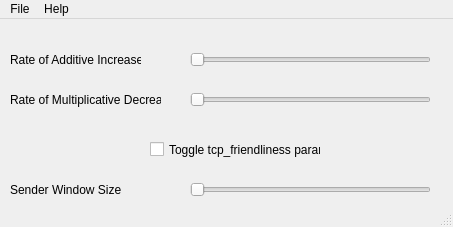
Old version of the form gui/SlidersOfEvil/mainwindow.ui in the repository Gasparila/TCPTuner.
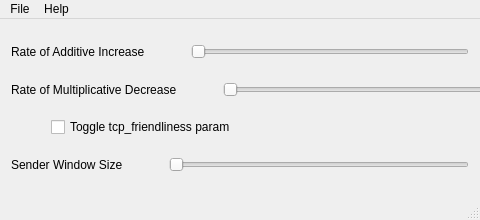
New version of the form.

Commit message: Updated the layouts so it handles resizing.

Diff of the .ui file:
```diff
--- a/gui/SlidersOfEvil/mainwindow.ui
+++ b/gui/SlidersOfEvil/mainwindow.ui
@@ -6,8 +6,8 @@
    <rect>
     <x>0</x>
     <y>0</y>
-    <width>453</width>
-    <height>227</height>
+    <width>480</width>
+    <height>220</height>
    </rect>
   </property>
   <property name="sizePolicy">
@@ -16,108 +16,260 @@
     <verstretch>0</verstretch>
    </sizepolicy>
   </property>
+  <property name="minimumSize">
+   <size>
+    <width>480</width>
+    <height>220</height>
+   </size>
+  </property>
   <property name="windowTitle">
    <string>TCPvil Sliders of Evil</string>
   </property>
   <widget class="QWidget" name="centralWidget">
-   <widget class="QCheckBox" name="checkBox">
-    <property name="geometry">
-     <rect>
-      <x>150</x>
-      <y>120</y>
-      <width>171</width>
-      <height>21</height>
-     </rect>
-    </property>
-    <property name="text">
-     <string>Toggle tcp_friendliness param</string>
-    </property>
-   </widget>
-   <widget class="QSlider" name="horizontalSlider">
-    <property name="geometry">
-     <rect>
-      <x>190</x>
-      <y>160</y>
-      <width>241</width>
-      <height>21</height>
-     </rect>
-    </property>
-    <property name="orientation">
-     <enum>Qt::Horizontal</enum>
-    </property>
-   </widget>
-   <widget class="QSlider" name="horizontalSlider_2">
-    <property name="geometry">
-     <rect>
-      <x>190</x>
-      <y>70</y>
-      <width>241</width>
-      <height>21</height>
-     </rect>
-    </property>
-    <property name="orientation">
-     <enum>Qt::Horizontal</enum>
-    </property>
-   </widget>
-   <widget class="QSlider" name="horizontalSlider_3">
-    <property name="geometry">
-     <rect>
-      <x>190</x>
-      <y>30</y>
-      <width>241</width>
-      <height>21</height>
-     </rect>
-    </property>
-    <property name="orientation">
-     <enum>Qt::Horizontal</enum>
-    </property>
-   </widget>
-   <widget class="QLabel" name="label">
-    <property name="geometry">
-     <rect>
-      <x>10</x>
-      <y>30</y>
-      <width>131</width>
-      <height>21</height>
-     </rect>
-    </property>
-    <property name="text">
-     <string>Rate of Additive Increase</string>
-    </property>
-   </widget>
-   <widget class="QLabel" name="label_2">
-    <property name="geometry">
-     <rect>
-      <x>10</x>
-      <y>70</y>
-      <width>151</width>
-      <height>21</height>
-     </rect>
-    </property>
-    <property name="text">
-     <string>Rate of Multiplicative Decrease</string>
-    </property>
-   </widget>
-   <widget class="QLabel" name="label_3">
-    <property name="geometry">
-     <rect>
-      <x>10</x>
-      <y>160</y>
-      <width>131</width>
-      <height>21</height>
-     </rect>
-    </property>
-    <property name="text">
-     <string>Sender Window Size</string>
-    </property>
-   </widget>
+   <layout class="QGridLayout" name="gridLayout_2">
+    <item row="0" column="0">
+     <layout class="QVBoxLayout" name="verticalLayout_3">
+      <property name="sizeConstraint">
+       <enum>QLayout::SetDefaultConstraint</enum>
+      </property>
+      <item>
+       <spacer name="verticalSpacer">
+        <property name="orientation">
+         <enum>Qt::Vertical</enum>
+        </property>
+        <property name="sizeHint" stdset="0">
+         <size>
+          <width>20</width>
+          <height>40</height>
+         </size>
+        </property>
+       </spacer>
+      </item>
+      <item>
+       <layout class="QHBoxLayout" name="horizontalLayout_4">
+        <item>
+         <widget class="QLabel" name="label">
+          <property name="text">
+           <string>Rate of Additive Increase</string>
+          </property>
+         </widget>
+        </item>
+        <item>
+         <spacer name="horizontalSpacer">
+          <property name="orientation">
+           <enum>Qt::Horizontal</enum>
+          </property>
+          <property name="sizeType">
+           <enum>QSizePolicy::Minimum</enum>
+          </property>
+          <property name="sizeHint" stdset="0">
+           <size>
+            <width>40</width>
+            <height>20</height>
+           </size>
+          </property>
+         </spacer>
+        </item>
+        <item>
+         <widget class="QSlider" name="horizontalSlider_3">
+          <property name="minimumSize">
+           <size>
+            <width>260</width>
+            <height>0</height>
+           </size>
+          </property>
+          <property name="orientation">
+           <enum>Qt::Horizontal</enum>
+          </property>
+         </widget>
+        </item>
+       </layout>
+      </item>
+      <item>
+       <spacer name="verticalSpacer_2">
+        <property name="orientation">
+         <enum>Qt::Vertical</enum>
+        </property>
+        <property name="sizeHint" stdset="0">
+         <size>
+          <width>20</width>
+          <height>40</height>
+         </size>
+        </property>
+       </spacer>
+      </item>
+      <item>
+       <layout class="QHBoxLayout" name="horizontalLayout_5">
+        <item>
+         <widget class="QLabel" name="label_2">
+          <property name="text">
+           <string>Rate of Multiplicative Decrease</string>
+          </property>
+         </widget>
+        </item>
+        <item>
+         <spacer name="horizontalSpacer_2">
+          <property name="orientation">
+           <enum>Qt::Horizontal</enum>
+          </property>
+          <property name="sizeType">
+           <enum>QSizePolicy::Minimum</enum>
+          </property>
+          <property name="sizeHint" stdset="0">
+           <size>
+            <width>40</width>
+            <height>20</height>
+           </size>
+          </property>
+         </spacer>
+        </item>
+        <item>
+         <widget class="QSlider" name="horizontalSlider_2">
+          <property name="minimumSize">
+           <size>
+            <width>260</width>
+            <height>0</height>
+           </size>
+          </property>
+          <property name="orientation">
+           <enum>Qt::Horizontal</enum>
+          </property>
+         </widget>
+        </item>
+       </layout>
+      </item>
+      <item>
+       <spacer name="verticalSpacer_3">
+        <property name="orientation">
+         <enum>Qt::Vertical</enum>
+        </property>
+        <property name="sizeHint" stdset="0">
+         <size>
+          <width>20</width>
+          <height>40</height>
+         </size>
+        </property>
+       </spacer>
+      </item>
+      <item>
+       <layout class="QHBoxLayout" name="horizontalLayout_6">
+        <item>
+         <spacer name="horizontalSpacer_3">
+          <property name="orientation">
+           <enum>Qt::Horizontal</enum>
+          </property>
+          <property name="sizeType">
+           <enum>QSizePolicy::Minimum</enum>
+          </property>
+          <property name="sizeHint" stdset="0">
+           <size>
+            <width>40</width>
+            <height>20</height>
+           </size>
+          </property>
+         </spacer>
+        </item>
+        <item>
+         <widget class="QCheckBox" name="checkBox">
+          <property name="text">
+           <string>Toggle tcp_friendliness param</string>
+          </property>
+         </widget>
+        </item>
+        <item>
+         <spacer name="horizontalSpacer_4">
+          <property name="orientation">
+           <enum>Qt::Horizontal</enum>
+          </property>
+          <property name="sizeType">
+           <enum>QSizePolicy::Minimum</enum>
+          </property>
+          <property name="sizeHint" stdset="0">
+           <size>
+            <width>40</width>
+            <height>20</height>
+           </size>
+          </property>
+         </spacer>
+        </item>
+       </layout>
+      </item>
+      <item>
+       <spacer name="verticalSpacer_4">
+        <property name="orientation">
+         <enum>Qt::Vertical</enum>
+        </property>
+        <property name="sizeHint" stdset="0">
+         <size>
+          <width>20</width>
+          <height>40</height>
+         </size>
+        </property>
+       </spacer>
+      </item>
+      <item>
+       <layout class="QHBoxLayout" name="horizontalLayout_8">
+        <item>
+         <widget class="QLabel" name="label_3">
+          <property name="text">
+           <string>Sender Window Size</string>
+          </property>
+         </widget>
+        </item>
+        <item>
+         <spacer name="horizontalSpacer_5">
+          <property name="orientation">
+           <enum>Qt::Horizontal</enum>
+          </property>
+          <property name="sizeType">
+           <enum>QSizePolicy::Minimum</enum>
+          </property>
+          <property name="sizeHint" stdset="0">
+           <size>
+            <width>40</width>
+            <height>20</height>
+           </size>
+          </property>
+         </spacer>
+        </item>
+        <item>
+         <widget class="QSlider" name="horizontalSlider">
+          <property name="minimumSize">
+           <size>
+            <width>260</width>
+            <height>0</height>
+           </size>
+          </property>
+          <property name="orientation">
+           <enum>Qt::Horizontal</enum>
+          </property>
+         </widget>
+        </item>
+       </layout>
+      </item>
+      <item>
+       <spacer name="verticalSpacer_5">
+        <property name="orientation">
+         <enum>Qt::Vertical</enum>
+        </property>
+        <property name="sizeHint" stdset="0">
+         <size>
+          <width>20</width>
+          <height>40</height>
+         </size>
+        </property>
+       </spacer>
+      </item>
+     </layout>
+    </item>
+   </layout>
   </widget>
   <widget class="QMenuBar" name="menuBar">
    <property name="geometry">
     <rect>
      <x>0</x>
      <y>0</y>
-     <width>453</width>
+     <width>480</width>
      <height>21</height>
     </rect>
    </property>
```
Left out of the diff: 3 changed lines with no effect on the pictures. The commit also changes 3 other files.
